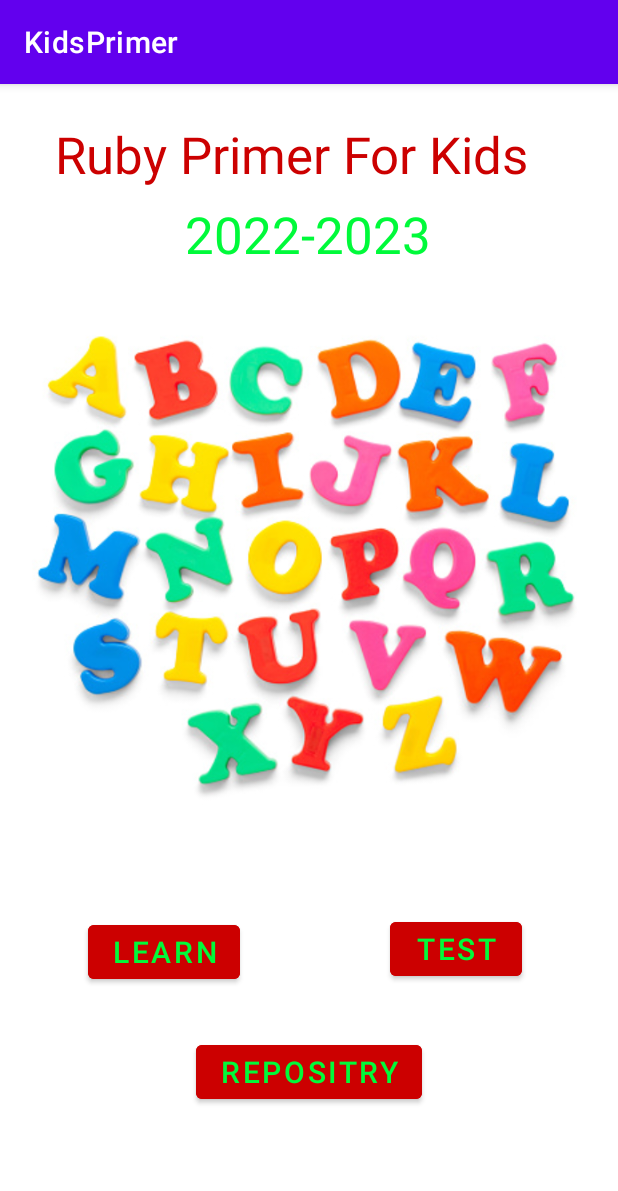
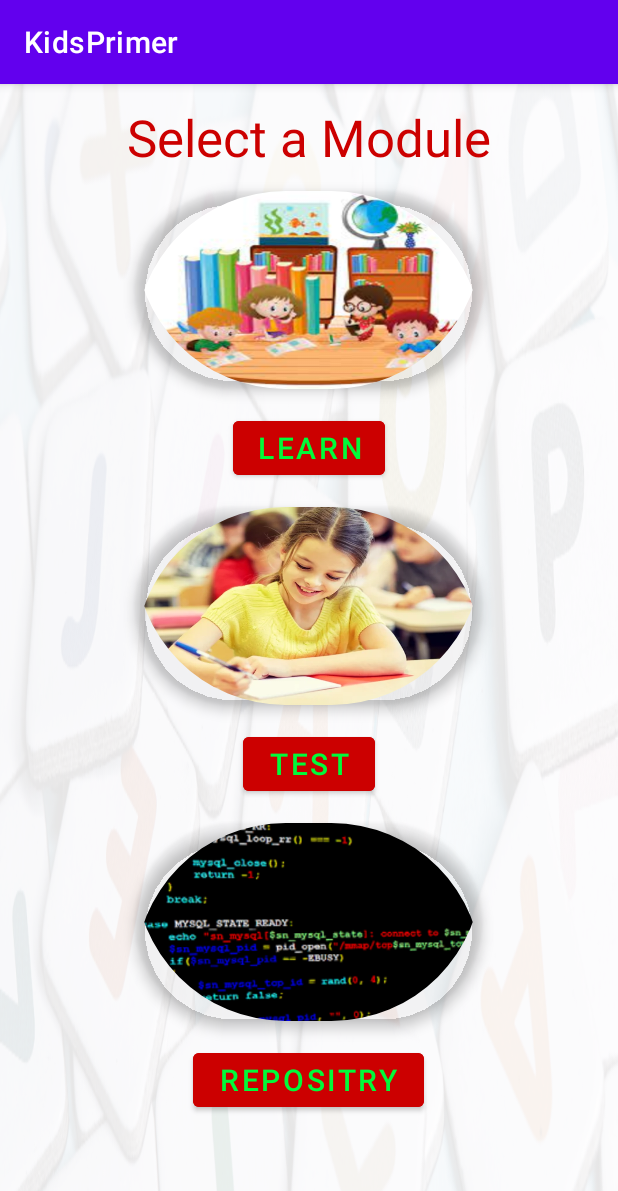
Before and after one commit to iqrasarwar/KidsPrimer, an Android app: the screen it shows after launch (MainActivity), on a phone screen of 412 x 824 dp. Shown: the top 1191 px of the screen. Run offline under Robolectric (Android 15) with nearby library versions, the light colour scheme and no system bars.

Commit message:
bgm addedd

```diff
--- a/app/build.gradle
+++ b/app/build.gradle
@@ -38,4 +38,5 @@ dependencies {
     testImplementation 'junit:junit:4.13.2'
     androidTestImplementation 'androidx.test.ext:junit:1.1.3'
     androidTestImplementation 'androidx.test.espresso:espresso-core:3.4.0'
+    implementation 'com.google.android.material:material:1.4.0'
 }
--- a/app/src/main/java/com/example/kidsprimer/SplashActivity.java
+++ b/app/src/main/java/com/example/kidsprimer/SplashActivity.java
@@ -2,13 +2,15 @@ package com.example.kidsprimer;
 
 import androidx.appcompat.app.AppCompatActivity;
 
+import android.media.MediaPlayer;
 import android.os.Bundle;
 import android.content.Intent;
 import android.os.Handler;
 
 import android.view.WindowManager;
 public class SplashActivity extends AppCompatActivity {
-    private static int SPLASH_SCREEN_TIME_OUT=2000;
+    MediaPlayer bg;
+    private static int SPLASH_SCREEN_TIME_OUT=5000;
     @Override
     protected void onCreate(Bundle savedInstanceState) {
         super.onCreate(savedInstanceState);
@@ -17,6 +19,8 @@ public class SplashActivity extends AppCompatActivity {
                 WindowManager.LayoutParams.FLAG_FULLSCREEN);
         setContentView(R.layout.activity_splash);
 
+        bg = MediaPlayer.create(SplashActivity.this,R.raw.kids);
+        bg.start();
         new Handler().postDelayed(new Runnable() {
             @Override
             public void run() {
@@ -27,5 +31,10 @@ public class SplashActivity extends AppCompatActivity {
             }
         }, SPLASH_SCREEN_TIME_OUT);
     }
-
+    @Override
+    protected void onPause()
+    {
+        super.onPause();
+        bg.release();
+    }
 }
--- a/app/src/main/res/layout-land/activity_main.xml
+++ b/app/src/main/res/layout-land/activity_main.xml
@@ -4,85 +4,136 @@
     xmlns:tools="http://schemas.android.com/tools"
     android:layout_width="match_parent"
     android:layout_height="match_parent"
-    tools:context=".SplachActivity">
+    android:background="@drawable/bg"
+    tools:context=".MainActivity">
+
+
+    <TextView
+        android:id="@+id/textView"
+        android:layout_width="wrap_content"
+        android:layout_height="71dp"
+        android:layout_marginStart="180dp"
+        android:layout_marginTop="16dp"
+        android:gravity="center"
+        android:text="Select a Module"
+        android:textColor="@android:color/holo_red_dark"
+        android:textSize="34sp"
+        app:layout_constraintStart_toStartOf="@+id/scrollView6"
+        app:layout_constraintTop_toTopOf="parent" />
+
+    <ScrollView
+        android:id="@+id/scrollView6"
+        android:layout_width="0dp"
+        android:layout_height="0dp"
+        android:layout_marginStart="20dp"
+        android:layout_marginTop="300dp"
+        app:layout_constraintBottom_toBottomOf="parent"
+        app:layout_constraintEnd_toEndOf="parent"
+        app:layout_constraintStart_toStartOf="parent"
+        app:layout_constraintTop_toTopOf="parent">
+
+        <LinearLayout
+            android:layout_width="wrap_content"
+            android:layout_height="wrap_content"
+            android:gravity="center">
+
+            <LinearLayout
+                android:layout_width="match_parent"
+                android:layout_height="match_parent"
+                android:orientation="vertical">
+
+                <com.google.android.material.imageview.ShapeableImageView
+                    android:id="@+id/img_launcher_icon1"
+                    android:layout_width="231dp"
+                    android:layout_height="132dp"
+                    android:layout_centerHorizontal="true"
+                    android:adjustViewBounds="true"
+                    android:background="@android:color/transparent"
+                    android:elevation="5dp"
+                    android:scaleType="fitXY"
+                    android:src="@drawable/test"
+                    app:shapeAppearance="?attr/actionButtonStyle"
+                    app:shapeAppearanceOverlay="@style/imageViewRounded"
+                    app:strokeColor="@android:color/white" />
+
+                <Button
+                    android:id="@+id/button"
+                    android:layout_width="wrap_content"
+                    android:layout_height="wrap_content"
+                    android:layout_marginTop="15dp"
+                    android:layout_marginBottom="15dp"
+                    android:backgroundTint="@android:color/holo_red_dark"
+                    android:text="Test"
+                    android:textColor="@color/cyan"
+                    android:textSize="20sp" />
+            </LinearLayout>
+
+            <LinearLayout
+                android:layout_width="match_parent"
+                android:layout_height="match_parent"
+                android:orientation="vertical">
 
                 <Button
                     android:id="@+id/button2"
                     android:layout_width="wrap_content"
                     android:layout_height="wrap_content"
-        android:layout_marginTop="4dp"
-        android:layout_marginEnd="448dp"
+                    android:layout_marginTop="15dp"
+                    android:layout_marginBottom="15dp"
                     android:backgroundTint="@android:color/holo_red_dark"
                     android:text="Learn"
                     android:textColor="@color/cyan"
-        android:textSize="20sp"
-        app:layout_constraintEnd_toEndOf="parent"
-        app:layout_constraintTop_toBottomOf="@+id/imageView2" />
+                    android:textSize="20sp" />
 
-    <TextView
-        android:id="@+id/textView"
-        android:layout_width="wrap_content"
-        android:layout_height="wrap_content"
-        android:layout_marginTop="4dp"
-        android:text="Ruby Primer For Kids"
-        android:textColor="@android:color/holo_red_dark"
-        android:textSize="25sp"
-        app:layout_constraintEnd_toEndOf="parent"
-        app:layout_constraintHorizontal_bias="0.437"
-        app:layout_constraintStart_toStartOf="parent"
-        app:layout_constraintTop_toTopOf="parent" />
+                <com.google.android.material.imageview.ShapeableImageView
+                    android:id="@+id/img_launcher_icon"
+                    android:layout_width="231dp"
+                    android:layout_height="132dp"
+                    android:layout_centerHorizontal="true"
+                    android:adjustViewBounds="true"
+                    android:background="@android:color/transparent"
+                    android:elevation="5dp"
+                    android:scaleType="fitXY"
+                    android:src="@drawable/learn"
+                    app:shapeAppearance="?attr/actionButtonStyle"
+                    app:shapeAppearanceOverlay="@style/imageViewRounded"
+                    app:strokeColor="@android:color/white" />
 
-    <TextView
-        android:id="@+id/textView2"
-        android:layout_width="wrap_content"
-        android:layout_height="wrap_content"
-        android:layout_marginTop="8dp"
-        android:text="2022-2023"
-        android:textColor="@color/cyan"
-        android:textSize="20sp"
-        app:layout_constraintEnd_toEndOf="parent"
-        app:layout_constraintHorizontal_bias="0.492"
-        app:layout_constraintStart_toStartOf="parent"
-        app:layout_constraintTop_toBottomOf="@+id/textView" />
+            </LinearLayout>
 
-    <ImageView
-        android:id="@+id/imageView2"
-        android:layout_width="430dp"
-        android:layout_height="152dp"
-        android:layout_marginStart="152dp"
-        android:layout_marginTop="4dp"
-        app:layout_constraintStart_toStartOf="parent"
-        app:layout_constraintTop_toBottomOf="@+id/textView2"
-        app:srcCompat="@drawable/cover" />
+        </LinearLayout>
+    </ScrollView>
 
-    <Button
-        android:id="@+id/button"
-        android:layout_width="wrap_content"
-        android:layout_height="wrap_content"
-        android:layout_marginStart="100dp"
-        android:layout_marginEnd="68dp"
-        android:layout_marginBottom="4dp"
-        android:backgroundTint="@android:color/holo_red_dark"
-        android:text="Test"
-        android:textColor="@color/cyan"
-        android:textSize="20sp"
-        app:layout_constraintBottom_toTopOf="@+id/button3"
-        app:layout_constraintEnd_toEndOf="parent"
-        app:layout_constraintHorizontal_bias="0.307"
-        app:layout_constraintStart_toEndOf="@+id/button2" />
+    <LinearLayout
+        android:layout_width="match_parent"
+        android:layout_height="match_parent"
+        android:layout_marginTop="150dp"
+        android:orientation="vertical"
+        app:layout_constraintTop_toTopOf="parent">
+
+        <com.google.android.material.imageview.ShapeableImageView
+            android:id="@+id/img_launcher_icon2"
+            android:layout_width="231dp"
+            android:layout_height="132dp"
+            android:layout_centerHorizontal="true"
+            android:adjustViewBounds="true"
+            android:background="@android:color/transparent"
+            android:elevation="5dp"
+            android:scaleType="fitXY"
+            android:src="@drawable/code"
+            app:shapeAppearance="?attr/actionButtonStyle"
+            app:shapeAppearanceOverlay="@style/imageViewRounded"
+            app:strokeColor="@android:color/white" />
 
         <Button
             android:id="@+id/button3"
-        android:layout_width="wrap_content"
+            android:layout_width="154dp"
             android:layout_height="wrap_content"
-        android:layout_marginTop="56dp"
+            android:layout_marginTop="15dp"
+            android:layout_marginBottom="15dp"
             android:backgroundTint="@android:color/holo_red_dark"
             android:text="Repositry"
             android:textColor="@color/cyan"
-        android:textSize="20sp"
-        app:layout_constraintEnd_toEndOf="parent"
-        app:layout_constraintHorizontal_bias="0.499"
-        app:layout_constraintStart_toStartOf="parent"
-        app:layout_constraintTop_toBottomOf="@+id/imageView2" />
+            android:textSize="20sp" />
+    </LinearLayout>
 
 </androidx.constraintlayout.widget.ConstraintLayout>
--- a/app/src/main/res/layout-land/activity_splash.xml
+++ b/app/src/main/res/layout-land/activity_splash.xml
@@ -8,8 +8,9 @@
 
     <ImageView
         android:id="@+id/imageView7"
-        android:layout_width="891dp"
-        android:layout_height="411dp"
+        android:layout_width="890dp"
+        android:layout_height="512dp"
+        android:layout_marginEnd="1dp"
         android:src="@drawable/ruby_land"
         app:layout_constraintBottom_toBottomOf="parent"
         app:layout_constraintEnd_toEndOf="parent"
--- a/app/src/main/res/layout/activity_main.xml
+++ b/app/src/main/res/layout/activity_main.xml
@@ -4,88 +4,107 @@
     xmlns:tools="http://schemas.android.com/tools"
     android:layout_width="match_parent"
     android:layout_height="match_parent"
-    tools:context=".SplachActivity">
+    android:background="@drawable/bg"
+    tools:context=".MainActivity">
+
+
+    <ScrollView
+        android:layout_width="match_parent"
+        android:layout_height="match_parent"
+        tools:layout_editor_absoluteX="0dp"
+        tools:layout_editor_absoluteY="-1dp">
+
+        <LinearLayout
+            android:layout_width="match_parent"
+            android:layout_height="match_parent"
+            android:gravity="center"
+            android:orientation="vertical">
+
+            <TextView
+                android:id="@+id/textView"
+                android:layout_width="wrap_content"
+                android:layout_height="71dp"
+                android:gravity="center"
+                android:text="Select a Module"
+                android:textColor="@android:color/holo_red_dark"
+                android:textSize="34sp" />
+
+            <com.google.android.material.imageview.ShapeableImageView
+                android:id="@+id/img_launcher_icon"
+                android:layout_width="231dp"
+                android:layout_height="132dp"
+                android:layout_centerHorizontal="true"
+                android:adjustViewBounds="true"
+                android:background="@android:color/transparent"
+                android:elevation="5dp"
+                android:scaleType="fitXY"
+                android:src="@drawable/learn"
+                app:shapeAppearance="?attr/actionButtonStyle"
+                app:shapeAppearanceOverlay="@style/imageViewRounded"
+                app:strokeColor="@android:color/white" />
 
             <Button
                 android:id="@+id/button2"
                 android:layout_width="wrap_content"
                 android:layout_height="wrap_content"
-        android:layout_marginTop="20dp"
-        android:layout_marginEnd="252dp"
-        android:layout_marginBottom="136dp"
+                android:layout_marginTop="15dp"
+                android:layout_marginBottom="15dp"
                 android:backgroundTint="@android:color/holo_red_dark"
                 android:text="Learn"
                 android:textColor="@color/cyan"
-        android:textSize="20sp"
-        app:layout_constraintBottom_toBottomOf="parent"
-        app:layout_constraintEnd_toEndOf="parent"
-        app:layout_constraintTop_toBottomOf="@+id/imageView2" />
+                android:textSize="20sp" />
 
-    <TextView
-        android:id="@+id/textView"
-        android:layout_width="wrap_content"
-        android:layout_height="wrap_content"
-        android:layout_marginTop="24dp"
-        android:text="Ruby Primer For Kids"
-        android:textColor="@android:color/holo_red_dark"
-        android:textSize="34sp"
-        app:layout_constraintEnd_toEndOf="parent"
-        app:layout_constraintHorizontal_bias="0.385"
-        app:layout_constraintStart_toStartOf="parent"
-        app:layout_constraintTop_toTopOf="parent" />
-
-    <TextView
-        android:id="@+id/textView2"
-        android:layout_width="wrap_content"
-        android:layout_height="wrap_content"
-        android:layout_marginTop="8dp"
-        android:text="2022-2023"
-        android:textColor="@color/cyan"
-        android:textSize="34sp"
-        app:layout_constraintEnd_toEndOf="parent"
-        app:layout_constraintHorizontal_bias="0.497"
-        app:layout_constraintStart_toStartOf="parent"
-        app:layout_constraintTop_toBottomOf="@+id/textView" />
-
-    <ImageView
-        android:id="@+id/imageView2"
-        android:layout_width="wrap_content"
-        android:layout_height="wrap_content"
-        android:layout_marginTop="10dp"
-        app:layout_constraintStart_toStartOf="parent"
-        app:layout_constraintTop_toBottomOf="@+id/textView2"
-        app:srcCompat="@drawable/cover" />
+            <com.google.android.material.imageview.ShapeableImageView
+                android:id="@+id/img_launcher_icon1"
+                android:layout_width="231dp"
+                android:layout_height="132dp"
+                android:layout_centerHorizontal="true"
+                android:adjustViewBounds="true"
+                android:background="@android:color/transparent"
+                android:elevation="5dp"
+                android:scaleType="fitXY"
+                android:src="@drawable/test"
+                app:shapeAppearance="?attr/actionButtonStyle"
+                app:shapeAppearanceOverlay="@style/imageViewRounded"
+                app:strokeColor="@android:color/white" />
 
             <Button
                 android:id="@+id/button"
                 android:layout_width="wrap_content"
                 android:layout_height="wrap_content"
-        android:layout_marginStart="100dp"
-        android:layout_marginTop="20dp"
-        android:layout_marginEnd="68dp"
-        android:layout_marginBottom="34dp"
+                android:layout_marginTop="15dp"
+                android:layout_marginBottom="15dp"
                 android:backgroundTint="@android:color/holo_red_dark"
                 android:text="Test"
                 android:textColor="@color/cyan"
-        android:textSize="20sp"
-        app:layout_constraintBottom_toTopOf="@+id/button3"
-        app:layout_constraintEnd_toEndOf="parent"
-        app:layout_constraintHorizontal_bias="0.0"
-        app:layout_constraintStart_toEndOf="@+id/button2"
-        app:layout_constraintTop_toBottomOf="@+id/imageView2"
-        app:layout_constraintVertical_bias="1.0" />
+                android:textSize="20sp" />
+
+            <com.google.android.material.imageview.ShapeableImageView
+                android:id="@+id/img_launcher_icon2"
+                android:layout_width="231dp"
+                android:layout_height="132dp"
+                android:layout_centerHorizontal="true"
+                android:adjustViewBounds="true"
+                android:background="@android:color/transparent"
+                android:elevation="5dp"
+                android:scaleType="fitXY"
+                android:src="@drawable/code"
+                app:shapeAppearance="?attr/actionButtonStyle"
+                app:shapeAppearanceOverlay="@style/imageViewRounded"
+                app:strokeColor="@android:color/white" />
 
             <Button
                 android:id="@+id/button3"
-        android:layout_width="wrap_content"
+                android:layout_width="154dp"
                 android:layout_height="wrap_content"
-        android:layout_marginTop="32dp"
+                android:layout_marginTop="15dp"
+                android:layout_marginBottom="15dp"
                 android:backgroundTint="@android:color/holo_red_dark"
                 android:text="Repositry"
                 android:textColor="@color/cyan"
-        android:textSize="20sp"
-        app:layout_constraintEnd_toEndOf="parent"
-        app:layout_constraintStart_toStartOf="parent"
-        app:layout_constraintTop_toBottomOf="@+id/button2" />
+                android:textSize="20sp" />
+
+        </LinearLayout>
+    </ScrollView>
 
 </androidx.constraintlayout.widget.ConstraintLayout>
--- a/app/src/main/res/layout/activity_splash.xml
+++ b/app/src/main/res/layout/activity_splash.xml
@@ -8,9 +8,11 @@
 
     <ImageView
         android:id="@+id/imageView7"
-        android:layout_width="wrap_content"
-        android:layout_height="wrap_content"
-        android:src="@drawable/ruby_rimer__1_"
+        android:layout_width="446dp"
+        android:layout_height="891dp"
+        android:src="@drawable/ruby"
+        app:layout_constraintBottom_toBottomOf="parent"
+        app:layout_constraintEnd_toEndOf="parent"
         app:layout_constraintStart_toStartOf="parent"
         app:layout_constraintTop_toTopOf="parent" />
 
--- /dev/null
+++ b/app/src/main/res/values/styles.xml
@@ -0,0 +1,8 @@
+<?xml version="1.0" encoding="utf-8"?>
+<resources>
+
+    <style name="imageViewRounded">
+        <item name="cornerFamily">rounded</item>
+        <item name="cornerSize">76%</item>
+    </style>
+</resources>
```
Also changed, not shown: app/src/main/res/drawable/bg.png (added), app/src/main/res/drawable/code.png (added), app/src/main/res/drawable/learn.jpg (added), app/src/main/res/drawable/test.jpg (added), 1 other file. Lines whose indentation alone changed are shown as unchanged.
